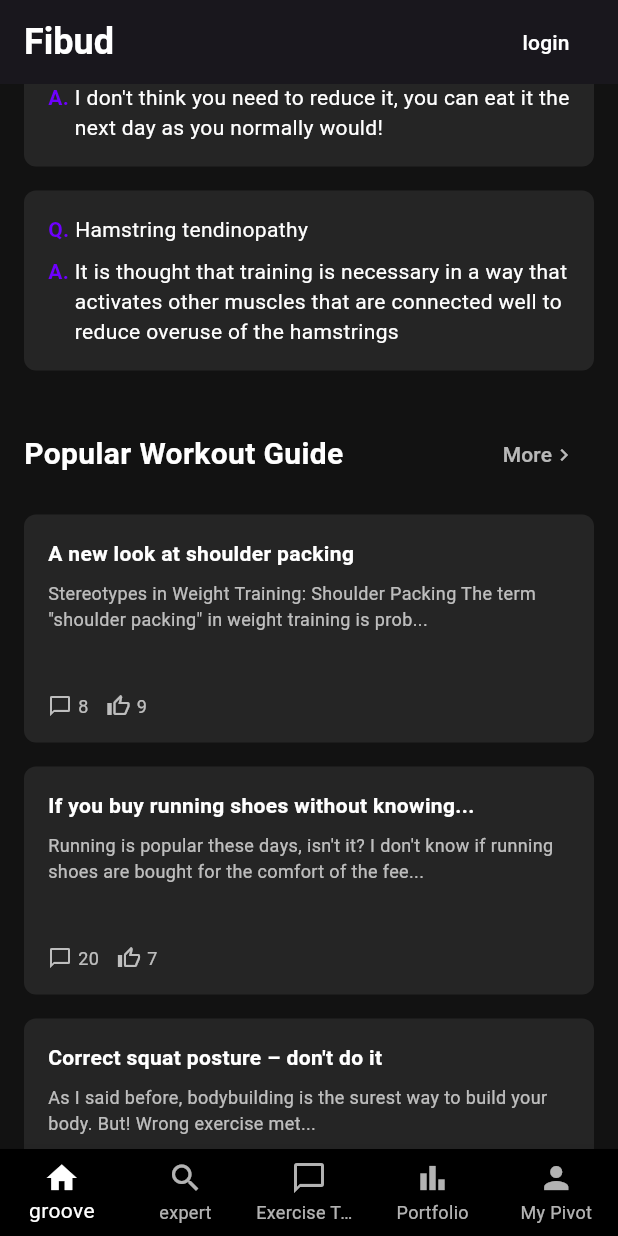
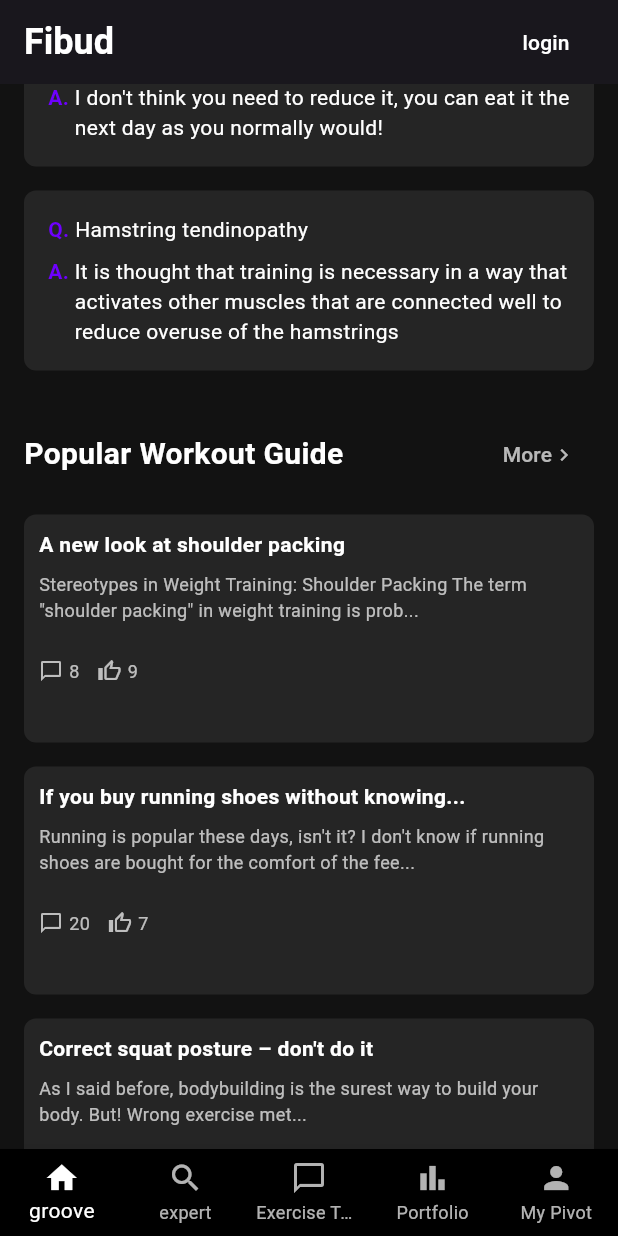
Before and after one commit to Saksham0205/fibud_task, a Flutter app: the screen it shows after launch, scrolled down 1152 dp, on a phone screen of 412 x 824 dp. Run offline on Flutter 3.47's test engine with Material 3 defaults, Android fonts, the phone set to English and light mode, and no system bars; Roboto replaces fonts that are missing (Pretendard).

Commit message:
Readme updated

```diff
--- a/lib/main.dart
+++ b/lib/main.dart
@@ -474,12 +474,14 @@ class HomeScreen extends StatelessWidget {
   Widget _buildWorkoutGuide(
       String title, String description, String comments, String likes) {
     return Container(
-      padding: EdgeInsets.all(16),
+      padding: EdgeInsets.all(10),
       decoration: BoxDecoration(
         color: const Color(0xFF252525),
         borderRadius: BorderRadius.circular(8),
       ),
       child: Column(
+        mainAxisSize:
+        MainAxisSize.min, // Ensure column takes minimum space needed
         crossAxisAlignment: CrossAxisAlignment.start,
         children: [
           Text(
@@ -488,15 +490,20 @@ class HomeScreen extends StatelessWidget {
               color: Colors.white,
               fontWeight: FontWeight.bold,
             ),
+            maxLines: 1,
+            overflow: TextOverflow.ellipsis,
           ),
           SizedBox(height: 8),
-          Text(
+          Container(
+            height: 50, // Fixed height for description
+            child: Text(
               description,
               style: TextStyle(color: Colors.white70, fontSize: 12),
               maxLines: 3,
               overflow: TextOverflow.ellipsis,
             ),
-          Spacer(),
+          ),
+          SizedBox(height: 8), // Fixed spacing instead of Spacer
           if (comments.isNotEmpty && likes.isNotEmpty)
             Row(
               children: [
@@ -526,43 +533,56 @@ class HomeScreen extends StatelessWidget {
         borderRadius: BorderRadius.circular(8),
       ),
       child: Column(
+        mainAxisSize:
+        MainAxisSize.min, // Ensure column takes minimum space needed
         crossAxisAlignment: CrossAxisAlignment.start,
         children: [
+          // User and rating in a more compact layout
           Row(
             mainAxisAlignment: MainAxisAlignment.spaceBetween,
             children: [
-              Text(
+              Flexible(
+                child: Text(
                   user,
                   style: TextStyle(
                     color: const Color(0xFF6E00FF),
                     fontWeight: FontWeight.bold,
+                    fontSize: 12, // Smaller font size
+                  ),
+                  overflow: TextOverflow.ellipsis,
                 ),
               ),
               Row(
+                mainAxisSize: MainAxisSize.min,
                 children: [
-                  Icon(Icons.star, color: Colors.yellow, size: 16),
-                  SizedBox(width: 4),
+                  Icon(Icons.star,
+                      color: Colors.yellow, size: 14), // Smaller icon
+                  SizedBox(width: 2),
                   Text(
                     rating,
-                    style: TextStyle(color: Colors.white),
+                    style: TextStyle(
+                        color: Colors.white, fontSize: 12), // Smaller font
                   ),
                 ],
               ),
             ],
           ),
-          SizedBox(height: 12),
-          Expanded(
+          SizedBox(height: 6), // Reduced spacing further
+          Flexible(
             child: Text(
               reviewText,
-              style: TextStyle(color: Colors.white70, fontSize: 14),
+              style: TextStyle(
+                  color: Colors.white70, fontSize: 12), // Smaller font
               overflow: TextOverflow.ellipsis,
-              maxLines: 6,
+              maxLines: 3, // Reduced max lines
             ),
           ),
-          SizedBox(height: 12),
+          SizedBox(height: 6), // Reduced spacing further
           Text(
             trainer,
-            style: TextStyle(color: Colors.white),
+            style: TextStyle(color: Colors.white, fontSize: 12), // Smaller font
+            maxLines: 1,
+            overflow: TextOverflow.ellipsis,
           ),
         ],
       ),
```
Also changed, not shown: 1 other file. Lines whose indentation alone changed are shown as unchanged.
